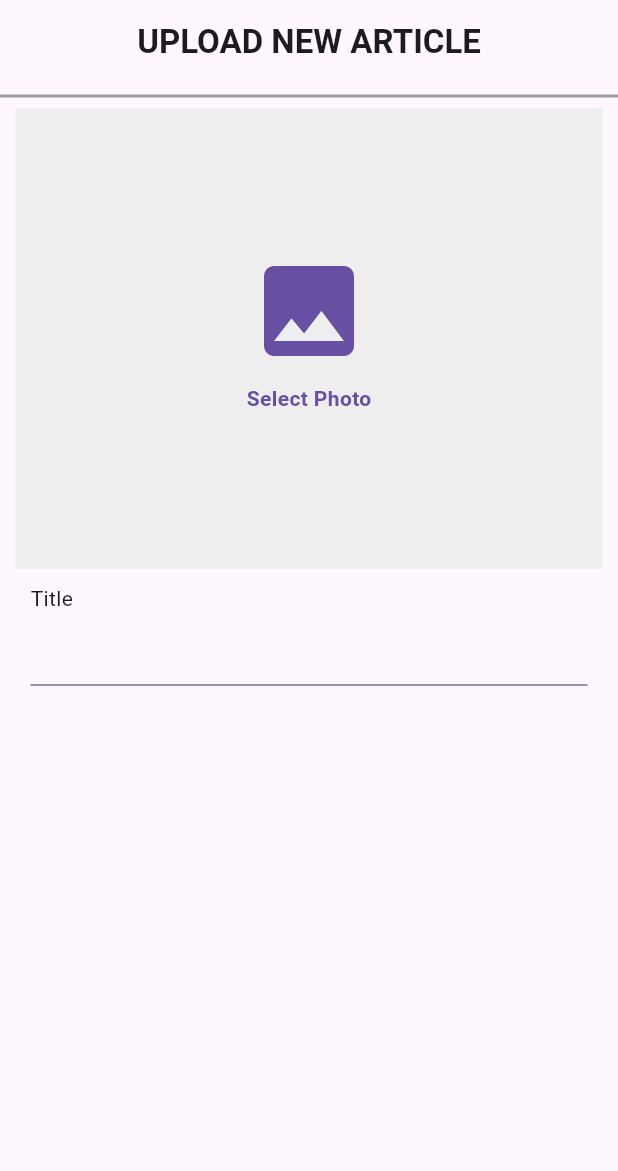
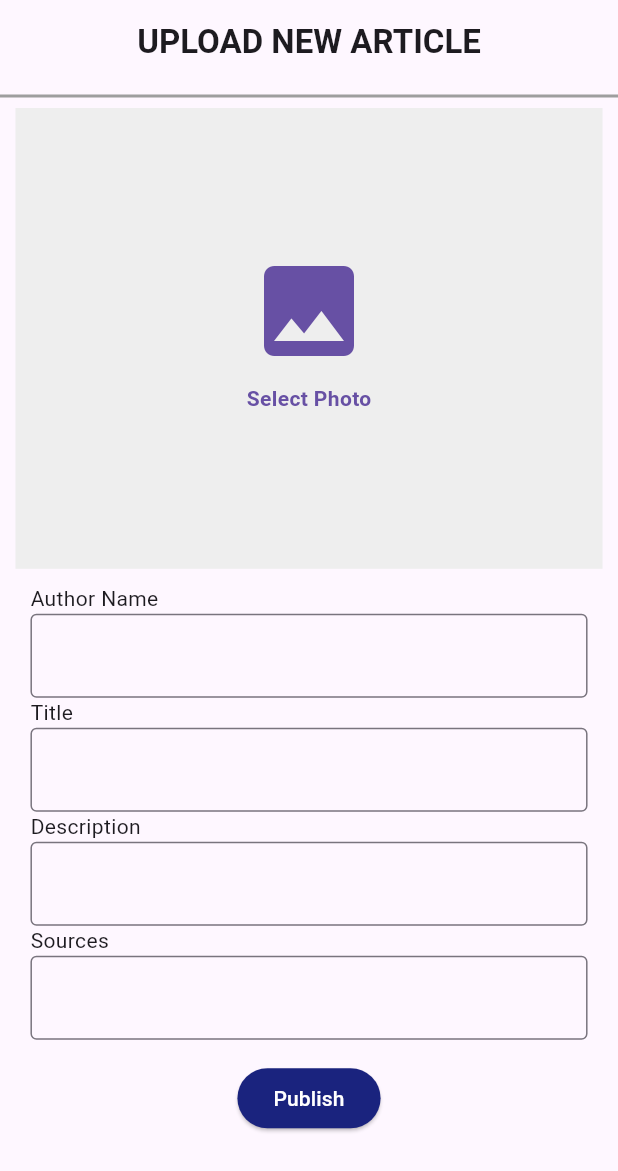
Before and after one commit to Marium22222/Poly-Forensic, a Flutter app: the screen it shows after launch, on a phone screen of 412 x 824 dp. Shown: the top 1171 px of the screen. Run offline on Flutter 3.47's test engine with Material 3 defaults, Android fonts, the phone set to English and light mode, and no system bars; our stand-ins replace cloud_firestore, firebase_auth, firebase_core, firebase_storage, flutter_image_compress, image_cropper and 3 more; missing offline and left inert: dart:ffi; accounts and stored records are empty.

Commit message:
BlogsAdmin Screen completed

```diff
--- a/lib/Screens/BlogsAdmin.dart
+++ b/lib/Screens/BlogsAdmin.dart
@@ -1,4 +1,7 @@
+import 'package:cloud_firestore/cloud_firestore.dart';
+import 'package:firebase_auth/firebase_auth.dart';
 import 'package:flutter/material.dart';
+import 'package:poly_forensic/globals.dart';
 import 'package:poly_forensic/reusable_widgets/UserImage.dart';
 
 class BlogsAdminScreen extends StatefulWidget {
@@ -9,7 +12,15 @@ class BlogsAdminScreen extends StatefulWidget {
 }
 
 class _BlogsAdminScreenState extends State<BlogsAdminScreen> {
-  String imageUrl = "";
+  String nameofIcon = "info_outline";
+  TextEditingController title = new TextEditingController();
+  TextEditingController author = new TextEditingController();
+  TextEditingController description = new TextEditingController();
+  TextEditingController sources = new TextEditingController();
+  void saveFunc() {
+    print(FirebaseFirestore.instance.collection("awareness").count());
+  }
+
   @override
   Widget build(BuildContext context) {
     return Scaffold(
@@ -22,7 +33,8 @@ class _BlogsAdminScreenState extends State<BlogsAdminScreen> {
       ),
       body: LayoutBuilder(
         builder: (context, constraints) {
-          return Column(
+          return SingleChildScrollView(
+            child: Column(
               children: [
                 SizedBox(
                     // width: constraints.maxWidth*0.8,
@@ -41,24 +53,75 @@ class _BlogsAdminScreenState extends State<BlogsAdminScreen> {
                   child: UserImage(
                     onFileChanged: (imageUrl) {
                       setState(() {
-                      this.imageUrl = imageUrl;
+                        imageUrl = imageUrl;
                       });
                     },
                   ),
                 ),
                 Container(
-                width: constraints.maxWidth*0.95,
+                  width: constraints.maxWidth * 0.95,
                   padding: EdgeInsets.all(10),
                   child: Column(
                     crossAxisAlignment: CrossAxisAlignment.start,
                     mainAxisAlignment: MainAxisAlignment.start,
                     children: [
+                      Text("Author Name"),
+                      TextField(
+                        controller: author,
+                        decoration:
+                            InputDecoration(border: OutlineInputBorder()),
+                      ),
                       Text("Title"),
-                    TextField()
-                  ],
+                      TextField(
+                        controller: title,
+                        decoration:
+                            InputDecoration(border: OutlineInputBorder()),
+                      ),
+                      Text("Description"),
+                      TextField(
+                        controller: description,
+                        decoration: InputDecoration(
+                          border: OutlineInputBorder(),
+                        ),
+                      ),
+                      Text("Sources"),
+                      TextField(
+                        controller: sources,
+                        decoration:
+                            InputDecoration(border: OutlineInputBorder()),
+                      ),
+                      SizedBox(
+                        height: 15,
+                      ),
+                      Row(
+                        mainAxisAlignment: MainAxisAlignment.spaceAround,
+                        children: [
+                          ElevatedButton(
+                              onPressed: () async{
+                                Map<String, dynamic> dataToAdd = {
+                                  "Title": title.text,
+                                  "Author": author.text,
+                                  "Image": imageUrl,
+                                  "Description": description.text,
+                                  "Sources": sources.text,
+                                };
+
+                                FirebaseFirestore.instance
+                                    .collection("awareness").doc(DateTime.timestamp().toString()).set(dataToAdd);
+                              },
+                              child: Text("Publish"),
+                            style: ElevatedButton.styleFrom(
+                              backgroundColor: Colors.indigo[900],
+                              foregroundColor: Colors.white
                             ),
                           )
                         ],
+                      )
+                    ],
+                  ),
+                ),
+              ],
+            ),
           );
         },
       ),
--- a/lib/globals.dart
+++ b/lib/globals.dart
@@ -3,3 +3,4 @@ library my_prj.globals;
 List<String> objectsList = ["", "", "", ""];
 String prediction="Positive";
 String? login ;
+String? imageUrl;
```
Also changed, not shown: lib/reusable_widgets/UserImage.dart (+16 -16 lines). Lines whose indentation alone changed are shown as unchanged.
